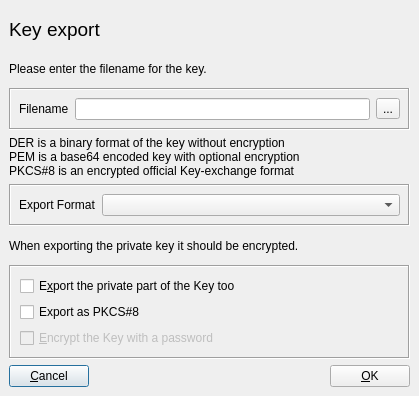
Qt form ui/ExportKey.ui (chris2511/xca) before a commit.
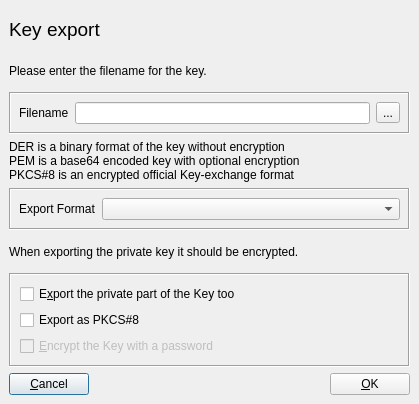
The same form after that commit.

What changed in the file:
```diff
--- a/ui/ExportKey.ui
+++ b/ui/ExportKey.ui
@@ -6,7 +6,7 @@
     <x>0</x>
     <y>0</y>
     <width>419</width>
-    <height>396</height>
+    <height>404</height>
    </rect>
   </property>
   <property name="windowTitle" >
```
Left out of the diff: 3 changed lines with no effect on the pictures.
